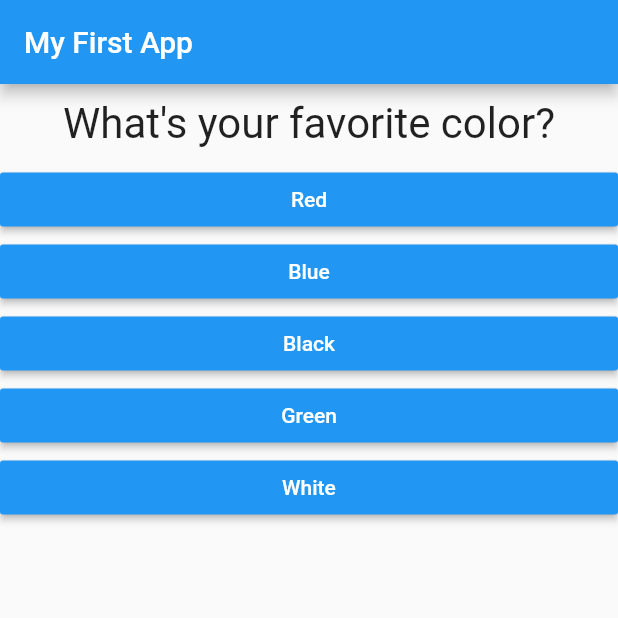
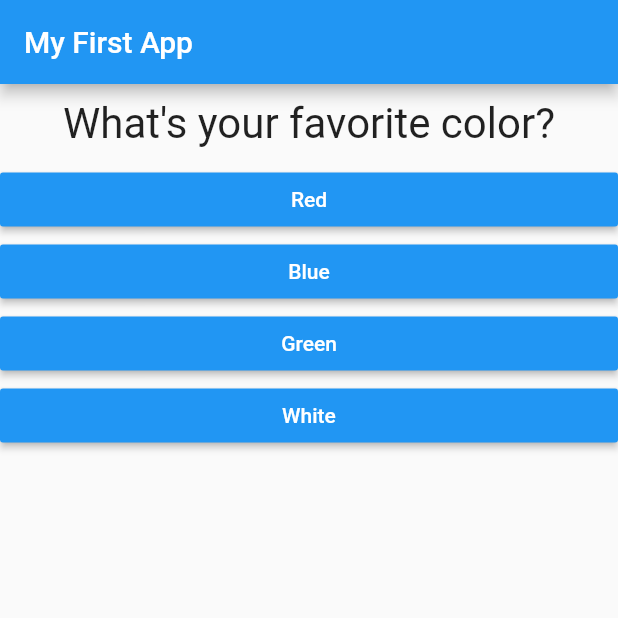
Before and after one commit to AhmedElatreby/App_1, a Flutter app: the screen it shows after launch, on a phone screen of 412 x 824 dp, the top half of it. Run offline on Flutter 3.47's test engine with Material 2 defaults, Android fonts, the phone set to English and light mode, and no system bars.

Commit message:
issue with main&quiz

```diff
--- a/lib/main.dart
+++ b/lib/main.dart
@@ -1,9 +1,10 @@
 // ignore_for_file: deprecated_member_use, prefer_const_constructors
 
 import 'package:flutter/material.dart';
+import 'package:test_1/result.dart';
 
-import './question.dart';
-import './answer.dart';
+import './quiz.dart';
+import './result.dart';
 
 void main() => runApp(MyApp());
 
@@ -15,54 +16,67 @@ class MyApp extends StatefulWidget {
 }
 
 class _MyAppState extends State<MyApp> {
+  final _questions = const [
+    {
+      'questionText': 'What\'s your favorite color?',
+      'answers': [
+        {'text': 'Red', 'score': 5},
+        {'text': 'Blue', 'score': 10},
+        {'text': 'Green', 'score': 8},
+        {'text': 'White', 'score': 6},
+      ],
+    },
+    {
+      'questionText': 'What\'s your favorite animal?',
+      'answers': [
+        {'text': 'Hamister', 'score': 8},
+        {'text': 'Dog', 'score': 10},
+        {'text': 'Lion', 'score': 9},
+        {'text': 'Elephant', 'score': 5},
+        {'text': 'Cat', 'score': 1},
+      ],
+    },
+    {
+      'questionText': 'Who\'s your favorite actor?',
+      'answers': [
+        {'text': 'Anthony Hopkins', 'score': 9},
+        {'text': 'Joaquin Phoenix', 'score': 5},
+        {'text': 'Rami Malek', 'score': 10},
+        {'text': 'Gary Oldman', 'score': 7},
+        {'text': 'Casey Affleck', 'score': 4},
+      ],
+    },
+  ];
   var _questionIndex = 0;
+  var _totalScore = 0;
 
-  void _answerQuestion() {
+  void _answerQuestion(int score) {
+    _totalScore += score;
     setState(() {
       _questionIndex = _questionIndex + 1;
     });
     print(_questionIndex);
+    if (_questionIndex < _questions.length) {
+      print('You are amazing!');
+    } else {
+      print('No more questions!');
+    }
   }
 
   @override
   Widget build(BuildContext context) {
-    var questions = [
-      {
-        'questionText': 'What\'s your favorite color?',
-        'answers': ['Red', 'Blue', 'Black', 'Green', 'White'],
-      },
-      {
-        'questionText': 'What\'s your favorite animal?',
-        'answers': ['Hamister', 'Snake', 'Lion', 'GElephant', 'Rabbit'],
-      },
-      {
-        'questionText': 'Who\'s your favorite actor?',
-        'answers': [
-          'Anthony Hopkins',
-          'Joaquin Phoenix',
-          'Rami Malek',
-          'Gary Oldman',
-          'Casey Affleck'
-        ],
-      },
-    ];
     return MaterialApp(
       home: Scaffold(
         appBar: AppBar(
           title: Text('My First App'),
         ),
-        body: Column(
-          // ignore: prefer_const_literals_to_create_immutables
-          children: [
-            Question(
-              questions[_questionIndex]['questionText'] as String,
-            ),
-            ...(questions[_questionIndex]['answers'] as List<String>)
-                .map((answer) {
-              return Answer(_answerQuestion, answer);
-            }).toList()
-          ],
-        ),
+        body: _questionIndex < _questions.length
+            ? Quiz(
+                answerQuestion: _answerQuestion,
+                questionIndex: _questionIndex,
+                questions: _questions,
+              )
+            : Result(_totalScore),
       ),
     );
   }
--- /dev/null
+++ b/lib/quiz.dart
@@ -0,0 +1,31 @@
+import 'package:flutter/material.dart';
+
+import './question.dart';
+import './answer.dart';
+
+class Quiz extends StatelessWidget {
+  final List<Map<String, Object>> questions;
+  final int questionIndex;
+  final VoidCallback answerQuestion;
+
+  Quiz(
+      {required this.questions,
+      required this.answerQuestion,
+      required this.questionIndex});
+  @override
+  Widget build(BuildContext context) {
+    return Column(
+      // ignore: prefer_const_literals_to_create_immutables
+      children: [
+        Question(
+          questions[questionIndex]['questionText'] as String,
+        ),
+        ...(questions[questionIndex]['answers'] as List<Map<dynamic, dynamic>>)
+            .map((answer) {
+          return Answer(
+              () => answerQuestion(int.parse(answer['score'])), answer['text']);
+        }).toList()
+      ],
+    );
+  }
+}
--- /dev/null
+++ b/lib/result.dart
@@ -0,0 +1,14 @@
+import 'package:flutter/material.dart';
+
+class Result extends StatelessWidget {
+  final int resultScore;
+
+  Result(this.resultScore);
+
+  @override
+  Widget build(BuildContext context) {
+    return Center(
+      child: Text('You did it!'),
+    );
+  }
+}
```
